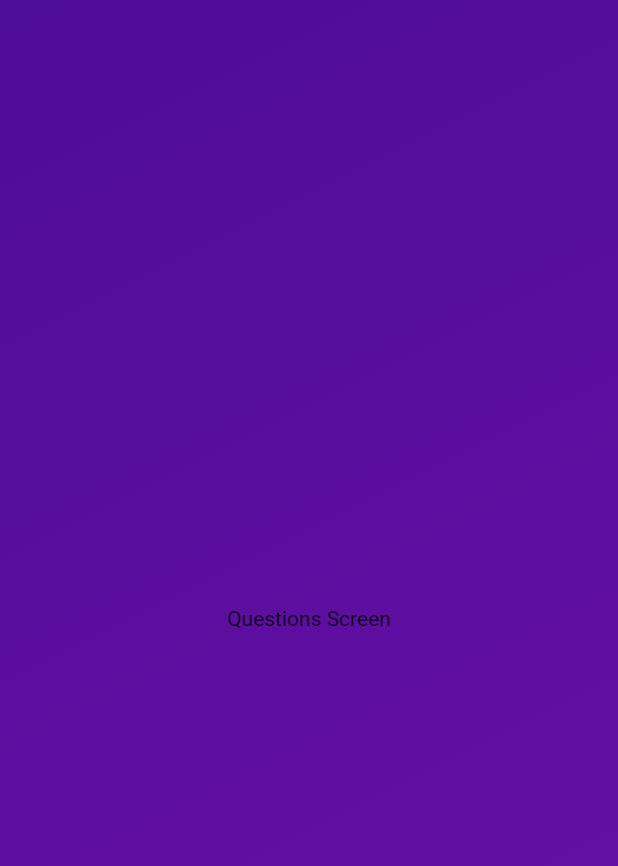
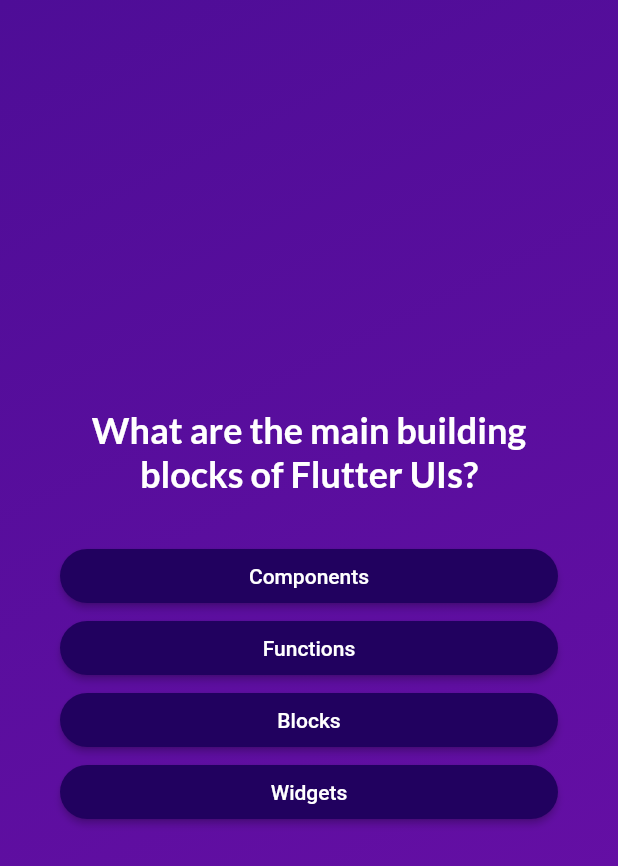
Before and after one commit to saif-shikdar/flutter-quiz-app, a Flutter app: the screen it shows after launch, after a tap on "Start Quiz", on a phone screen of 412 x 824 dp. Shown: the top 866 px of the screen. Run offline on Flutter 3.47's test engine with Material 2 defaults, Android fonts, the phone set to English and light mode, and no system bars; our stand-ins replace google_fonts.

Commit message:
Styling, data & refactoring
- Added more styling
- Added data models
- Refactored components to be reusable

```diff
--- /dev/null
+++ b/flutter_quiz_app/lib/data/questions.dart
@@ -0,0 +1,58 @@
+import 'package:flutter_quiz_app/models/quiz_question.dart';
+
+const questions = [
+  QuizQuestion(
+    'What are the main building blocks of Flutter UIs?',
+    [
+      'Widgets',
+      'Components',
+      'Blocks',
+      'Functions',
+    ],
+  ),
+  QuizQuestion(
+    'How are Flutter UIs built?',
+    [
+      'By combining widgets in code',
+      'By combining widgets in a visual editor',
+      'By defining widgets in config files',
+      'By using XCode for iOS and Android Studio for Android',
+    ],
+  ),
+  QuizQuestion(
+    'What\'s the purpose of a StatefulWidget?',
+    [
+      'Update UI as data changes',
+      'Update data as UI changes',
+      'Ignore data changes',
+      'Render UI that does not depend on data',
+    ],
+  ),
+  QuizQuestion(
+    'Which widget should you try to use more often: StatelessWidget or StatefulWidget?',
+    [
+      'StatelessWidget',
+      'StatefulWidget',
+      'Both are equally good',
+      'None of the above',
+    ],
+  ),
+  QuizQuestion(
+    'What happens if you change data in a StatelessWidget?',
+    [
+      'The UI is not updated',
+      'The UI is updated',
+      'The closest StatefulWidget is updated',
+      'Any nested StatefulWidgets are updated',
+    ],
+  ),
+  QuizQuestion(
+    'How should you update data inside of StatefulWidgets?',
+    [
+      'By calling setState()',
+      'By calling updateData()',
+      'By calling updateUI()',
+      'By calling updateState()',
+    ],
+  ),
+];
--- /dev/null
+++ b/flutter_quiz_app/lib/models/quiz_question.dart
@@ -0,0 +1,13 @@
+class QuizQuestion {
+  const QuizQuestion(this.text, this.answers);
+
+  final String text;
+  final List<String> answers;
+
+  List<String> getShuffledAnswers() {
+    final shuffledList = List.of(answers);
+    shuffledList.shuffle();
+
+    return shuffledList;
+  }
+}
--- a/flutter_quiz_app/lib/questions_screen.dart
+++ b/flutter_quiz_app/lib/questions_screen.dart
@@ -1,7 +1,12 @@
 import 'package:flutter/material.dart';
+import 'package:flutter_quiz_app/data/questions.dart';
+import 'package:flutter_quiz_app/reusable_components/answer_button.dart';
+import 'package:google_fonts/google_fonts.dart';
 
 class QuestionsScreen extends StatefulWidget {
-  const QuestionsScreen({super.key});
+  const QuestionsScreen({super.key, required this.onSelectAnswer});
+
+  final void Function(String answer) onSelectAnswer;
 
   @override
   State<QuestionsScreen> createState() {
@@ -10,8 +15,51 @@ class QuestionsScreen extends StatefulWidget {
 }
 
 class _QuestionsScreenState extends State<QuestionsScreen> {
+  var currentQuestionIndex = 0;
+
+  void answerQuestion(String selectedAnswer) {
+    widget.onSelectAnswer(selectedAnswer);
+    setState(() {
+      currentQuestionIndex++;
+    });
+  }
+
   @override
   Widget build(BuildContext context) {
-    return const Center(child: Text('Questions Screen'));
+    final currentQuestion = questions[currentQuestionIndex];
+
+    return SizedBox(
+      width: double.infinity,
+      child: Container(
+        margin: const EdgeInsets.all(40),
+        child: Column(
+          mainAxisAlignment: MainAxisAlignment.center,
+          crossAxisAlignment: CrossAxisAlignment.stretch,
+          children: [
+            Text(
+              currentQuestion.text,
+              style: GoogleFonts.lato(
+                  color: Colors.white,
+                  fontSize: 24,
+                  fontWeight: FontWeight.bold),
+              textAlign: TextAlign.center,
+            ),
+            const SizedBox(
+              height: 30,
+            ),
+            ...currentQuestion.getShuffledAnswers().map(
+              (answer) {
+                return AnswerButton(
+                  answerText: answer,
+                  onTap: () {
+                    answerQuestion(answer);
+                  },
+                );
+              },
+            ),
+          ],
+        ),
+      ),
+    );
   }
 }
--- a/flutter_quiz_app/lib/quiz.dart
+++ b/flutter_quiz_app/lib/quiz.dart
@@ -13,18 +13,17 @@ class Quiz extends StatefulWidget {
 }
 
 class _QuizState extends State<Quiz> {
-  Widget? activeScreen;
-
-  @override
-  void initState() {
-    activeScreen = StartScreen(switchScreen);
-    super.initState();
-  }
+  final List<String> selectedAnswers = [];
+  var activeScreen = 'start-screen';
 
   void switchScreen() {
     setState(() {
-      activeScreen = const QuestionsScreen();
+      activeScreen = 'questions-screen';
     });
+  }
+
+  void chooseAnswer(String answer) {
+    selectedAnswers.add(answer);
   }
 
   @override
@@ -36,6 +35,15 @@ class _QuizState extends State<Quiz> {
         statusBarIconBrightness: Brightness.dark,
       ),
     );
+
+    Widget screenWidget = StartScreen(switchScreen);
+
+    if (activeScreen == 'questions-screen') {
+      screenWidget = QuestionsScreen(
+        onSelectAnswer: chooseAnswer,
+      );
+    }
+
     return MaterialApp(
       debugShowCheckedModeBanner: false,
       home: Scaffold(
@@ -50,7 +58,7 @@ class _QuizState extends State<Quiz> {
               end: Alignment.bottomRight,
             ),
           ),
-          child: activeScreen,
+          child: screenWidget,
         ),
       ),
     );
--- /dev/null
+++ b/flutter_quiz_app/lib/reusable_components/answer_button.dart
@@ -0,0 +1,29 @@
+import 'package:flutter/material.dart';
+
+class AnswerButton extends StatelessWidget {
+  const AnswerButton({
+    super.key,
+    required this.answerText,
+    required this.onTap,
+  });
+
+  final String answerText;
+  final void Function() onTap;
+
+  @override
+  Widget build(BuildContext context) {
+    return ElevatedButton(
+      onPressed: onTap,
+      style: ElevatedButton.styleFrom(
+          padding: const EdgeInsets.symmetric(vertical: 10, horizontal: 40),
+          backgroundColor: const Color.fromARGB(255, 33, 1, 95),
+          foregroundColor: Colors.white,
+          shape:
+              RoundedRectangleBorder(borderRadius: BorderRadius.circular(40))),
+      child: Text(
+        answerText,
+        textAlign: TextAlign.center,
+      ),
+    );
+  }
+}
--- a/flutter_quiz_app/lib/start_screen.dart
+++ b/flutter_quiz_app/lib/start_screen.dart
@@ -1,4 +1,5 @@
 import 'package:flutter/material.dart';
+import 'package:google_fonts/google_fonts.dart';
 
 class StartScreen extends StatelessWidget {
   const StartScreen(this.startQuiz, {super.key});
@@ -19,9 +20,13 @@ class StartScreen extends StatelessWidget {
           const SizedBox(
             height: 80,
           ),
-          const Text(
+          Text(
             'Learn Flutter the fun way!',
-            style: TextStyle(color: Colors.white, fontSize: 22),
+            style: GoogleFonts.lato(
+              color: Colors.white,
+              fontSize: 24,
+              fontWeight: FontWeight.bold,
+            ),
           ),
           const SizedBox(
             height: 30,
--- a/flutter_quiz_app/pubspec.yaml
+++ b/flutter_quiz_app/pubspec.yaml
@@ -35,6 +35,7 @@ dependencies:
   # The following adds the Cupertino Icons font to your application.
   # Use with the CupertinoIcons class for iOS style icons.
   cupertino_icons: ^1.0.2
+  google_fonts: ^6.1.0
 
 dev_dependencies:
   flutter_test:
```
Also changed, not shown: flutter_quiz_app/pubspec.lock, 10 other files.
